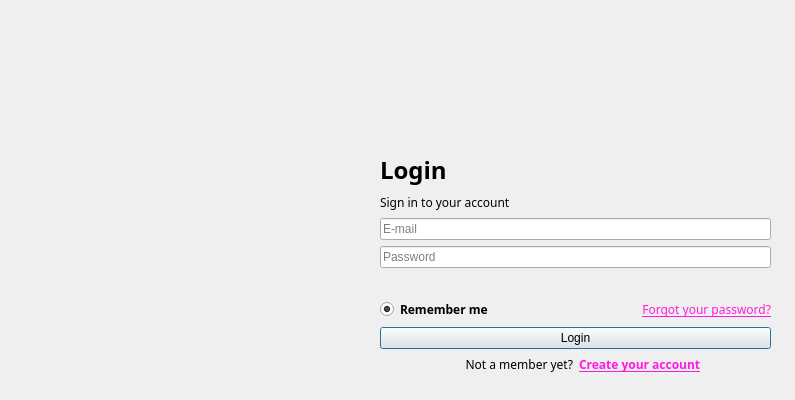
The window that src/gui/ui_files/login_dialog.ui (medusabci/medusa-platform) describes before a commit, drawn with Qt 5.
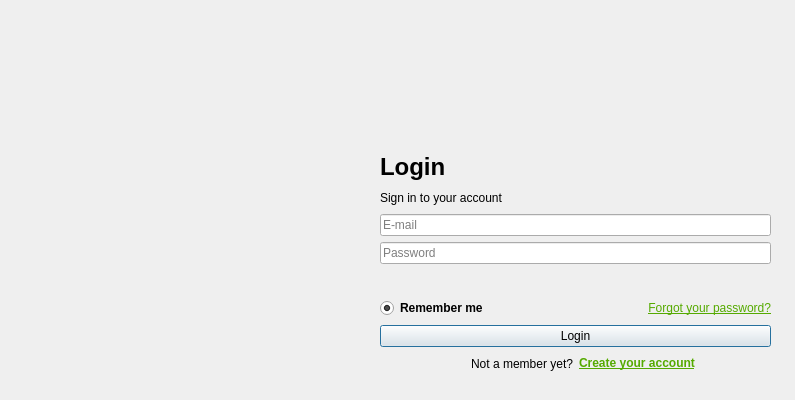
The same window after the commit.

Diff of the .ui file:
```diff
--- a/src/gui/ui_files/login_dialog.ui
+++ b/src/gui/ui_files/login_dialog.ui
@@ -50,7 +50,6 @@
         </property>
         <property name="font">
          <font>
-          <family>Roboto Mono</family>
           <pointsize>18</pointsize>
           <bold>true</bold>
          </font>
@@ -72,9 +71,7 @@
          </sizepolicy>
         </property>
         <property name="font">
-         <font>
-          <family>Roboto Mono</family>
-         </font>
+         <font/>
         </property>
         <property name="text">
          <string>Sign in to your account</string>
@@ -98,9 +95,7 @@
       <item>
        <widget class="QLabel" name="label_error_msg">
         <property name="font">
-         <font>
-          <family>Roboto Mono</family>
-         </font>
+         <font/>
         </property>
         <property name="text">
          <string/>
@@ -116,7 +111,6 @@
          <widget class="QRadioButton" name="radioButton_remember">
           <property name="font">
            <font>
-            <family>Roboto Mono</family>
             <bold>true</bold>
            </font>
           </property>
@@ -131,15 +125,13 @@
         <item>
          <widget class="QLabel" name="label_forgot_password">
           <property name="font">
-           <font>
-            <family>Roboto Mono</family>
-           </font>
+           <font/>
           </property>
           <property name="layoutDirection">
            <enum>Qt::LeftToRight</enum>
           </property>
           <property name="text">
-           <string>&lt;a href=&quot;http://www.medusabci.com/reset-password/&quot; style=&quot;color: #ff1ae0&quot;&gt;Forgot your password?&lt;/a&gt;</string>
+           <string>&lt;html&gt;&lt;head/&gt;&lt;body&gt;&lt;p&gt;&lt;a href=&quot;http://www.medusabci.com/reset-password/&quot;&gt;&lt;span style=&quot; text-decoration: underline; color:#55aa00;&quot;&gt;Forgot your password?&lt;/span&gt;&lt;/a&gt;&lt;/p&gt;&lt;/body&gt;&lt;/html&gt;</string>
           </property>
           <property name="alignment">
            <set>Qt::AlignRight|Qt::AlignTrailing|Qt::AlignVCenter</set>
@@ -163,9 +155,7 @@
         <item>
          <widget class="QLabel" name="label_4">
           <property name="font">
-           <font>
-            <family>Roboto Mono</family>
-           </font>
+           <font/>
           </property>
           <property name="text">
            <string>Not a member yet?</string>
@@ -179,12 +169,11 @@
          <widget class="QLabel" name="label_5">
           <property name="font">
            <font>
-            <family>Roboto Mono</family>
             <bold>true</bold>
            </font>
           </property>
           <property name="text">
-           <string>&lt;a href=&quot;http://www.medusabci.com/signup/&quot; style=&quot;color: #ff1ae0&quot;&gt;Create your account&lt;/a&gt;</string>
+           <string>&lt;html&gt;&lt;head/&gt;&lt;body&gt;&lt;p&gt;&lt;a href=&quot;http://www.medusabci.com/signup/&quot;&gt;&lt;span style=&quot; text-decoration: underline; color:#55aa00;&quot;&gt;Create your account&lt;/span&gt;&lt;/a&gt;&lt;/p&gt;&lt;/body&gt;&lt;/html&gt;</string>
           </property>
           <property name="openExternalLinks">
            <bool>true</bool>
```
